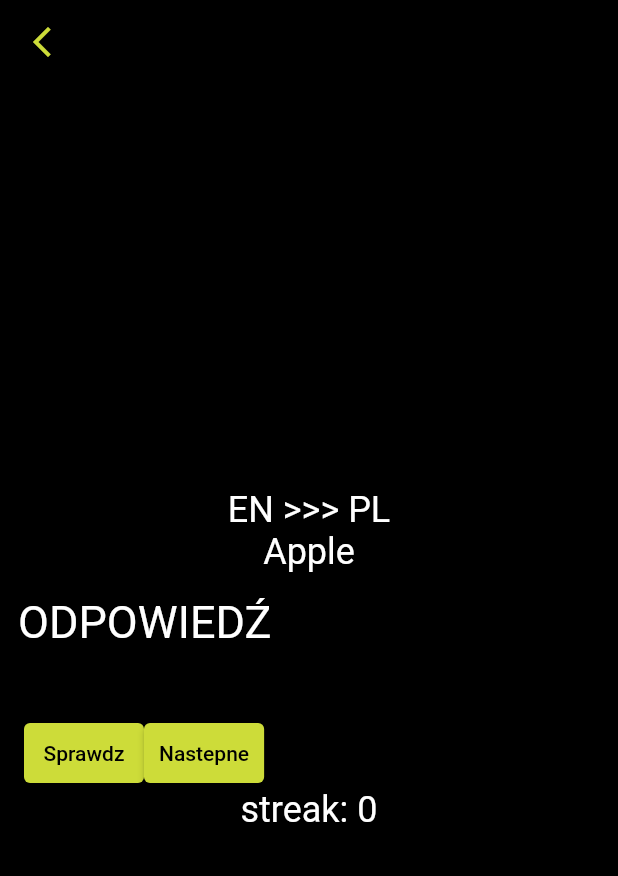
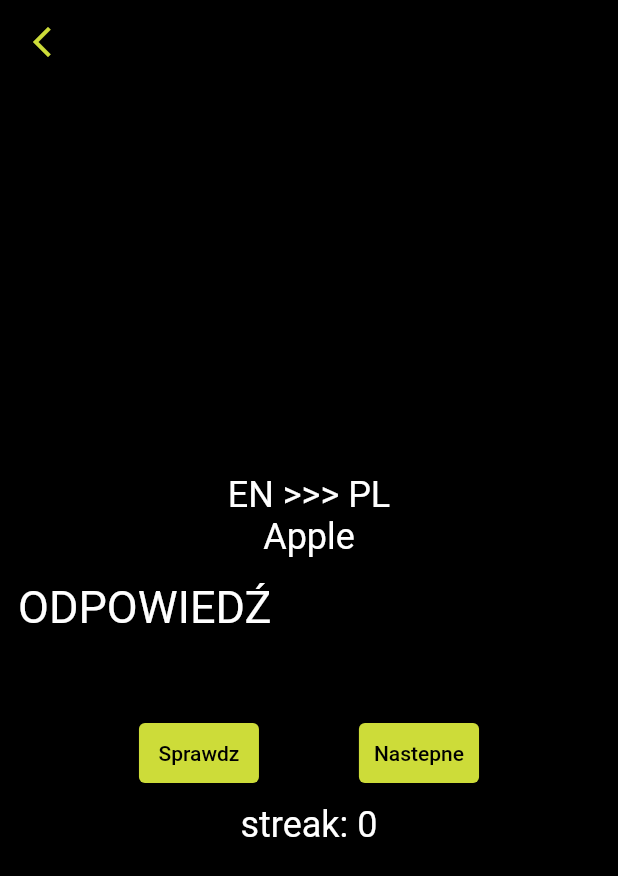
Before and after one commit to Kacp-R/fiszki, a Flutter app: the WritingPrac screen opened directly, on a phone screen of 412 x 824 dp. Shown: the top 876 px of the screen. Run offline on Flutter 3.47's test engine with Material 2 defaults, Android fonts, the phone set to English and light mode, and no system bars; our stand-ins replace flip_card.

Commit message:
Muszę jeszcze dodać style i będzie gotowe.

```diff
--- a/lib/writing_practice.dart
+++ b/lib/writing_practice.dart
@@ -153,7 +153,10 @@ class WritingPracState extends State<WritingPrac> {
             ),
             Padding(
               padding: EdgeInsets.symmetric(horizontal: 16.0),
+              child: Container(
+                margin: EdgeInsets.all(10),
                 child: Row(
+                  mainAxisAlignment: MainAxisAlignment.spaceEvenly,
                   children: [
                     ElevatedButton(
                       onPressed: sprawdz,
@@ -174,6 +177,7 @@ class WritingPracState extends State<WritingPrac> {
                   ],
                 ),
               ),
+            ),
             Text(
               "streak: " + streak.toString(),
               style: TextStyle(
```
Lines whose indentation alone changed are shown as unchanged.
